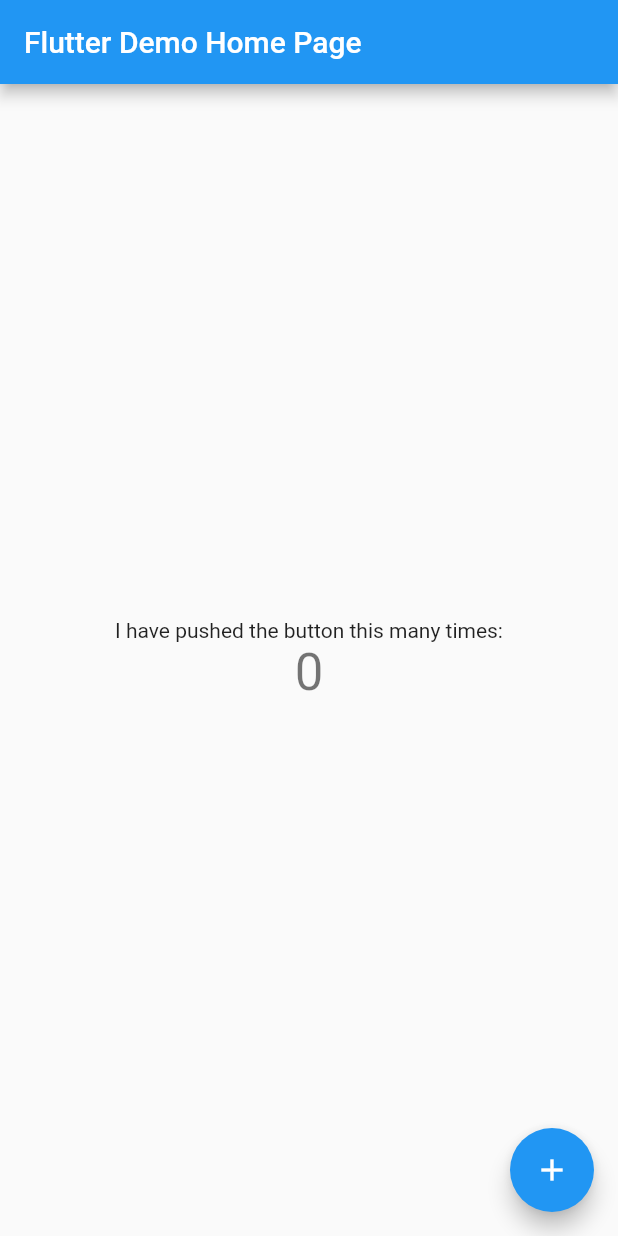
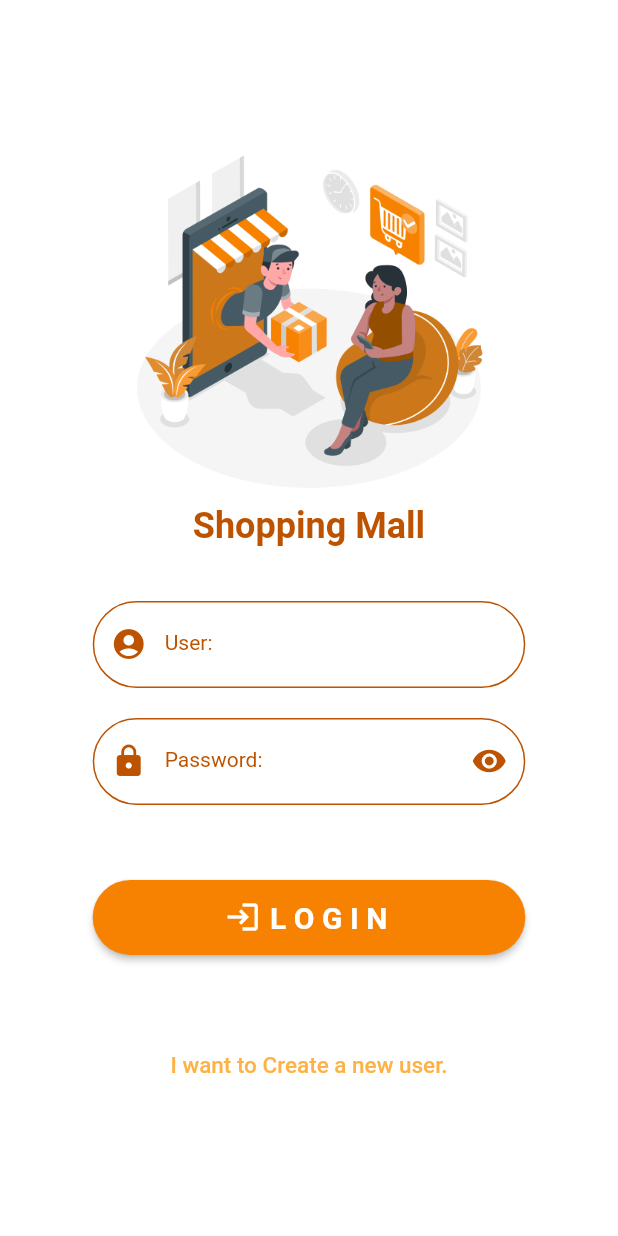
Before and after one commit to seaksanw/shopping_mall, a Flutter app: the screen it shows after launch, on a phone screen of 412 x 824 dp. Run offline on Flutter 3.47's test engine with Material 2 defaults, Android fonts, the phone set to English and light mode, and no system bars; our stand-ins replace form_field_validator.

Commit message:
Start App

```diff
--- a/lib/main.dart
+++ b/lib/main.dart
@@ -1,6 +1,21 @@
 import 'package:flutter/material.dart';
+import 'package:shopping_mall/states/authen.dart';
+import 'package:shopping_mall/states/buyer_service.dart';
+import 'package:shopping_mall/states/create_account.dart';
+import 'package:shopping_mall/states/rider_service.dart';
+import 'package:shopping_mall/states/saler_service.dart';
+import 'package:shopping_mall/utility/my_constant.dart';
 
+final Map<String, WidgetBuilder> sevicePage = {
+  'authen': (BuildContext context) => Authen(),
+  'buyer_service': (context) => BuyerService(),
+  'create_account': (context) => CreateAccount(),
+  'rider_service': (context) => RiderService(),
+  'saler_service': (contex) => SalerService(),
+};
+String? initRoute;
 void main() {
+  initRoute = MyConstant.routeAuthen;
   runApp(MyApp());
 }
 
@@ -9,105 +24,13 @@
   @override
   Widget build(BuildContext context) {
     return MaterialApp(
-      title: 'Shopping Mall',
-      theme: ThemeData(
-        // This is the theme of your application.
-        //
-        // Try running your application with "flutter run". You'll see the
-        // application has a blue toolbar. Then, without quitting the app, try
-        // changing the primarySwatch below to Colors.green and then invoke
-        // "hot reload" (press "r" in the console where you ran "flutter run",
-        // or simply save your changes to "hot reload" in a Flutter IDE).
-        // Notice that the counter didn't reset back to zero; the application
-        // is not restarted.
-        primarySwatch: Colors.blue,
-      ),
-      home: MyHomePage(title: 'Flutter Demo Home Page'),
+      title: MyConstant.appName,
+      routes: sevicePage,
+      initialRoute: initRoute,
+      // theme: ThemeData(
+      //   primarySwatch: Colors.orange,
+      // ),
+      //home: Authen(),
     );
   }
 }
-
-class MyHomePage extends StatefulWidget {
-  MyHomePage({Key? key, required this.title}) : super(key: key);
-
-  // This widget is the home page of your application. It is stateful, meaning
-  // that it has a State object (defined below) that contains fields that affect
-  // how it looks.
-
-  // This class is the configuration for the state. It holds the values (in this
-  // case the title) provided by the parent (in this case the App widget) and
-  // used by the build method of the State. Fields in a Widget subclass are
-  // always marked "final".
-
-  final String title;
-
-  @override
-  _MyHomePageState createState() => _MyHomePageState();
-}
-
-class _MyHomePageState extends State<MyHomePage> {
-  int _counter = 0;
-
-  void _incrementCounter() {
-    setState(() {
-      // This call to setState tells the Flutter framework that something has
-      // changed in this State, which causes it to rerun the build method below
-      // so that the display can reflect the updated values. If we changed
-      // _counter without calling setState(), then the build method would not be
-      // called again, and so nothing would appear to happen.
-      _counter++;
-    });
-  }
-
-  @override
-  Widget build(BuildContext context) {
-    // This method is rerun every time setState is called, for instance as done
-    // by the _incrementCounter method above.
-    //
-    // The Flutter framework has been optimized to make rerunning build methods
-    // fast, so that you can just rebuild anything that needs updating rather
-    // than having to individually change instances of widgets.
-    return Scaffold(
-      appBar: AppBar(
-        // Here we take the value from the MyHomePage object that was created by
-        // the App.build method, and use it to set our appbar title.
-        title: Text(widget.title),
-      ),
-      body: Center(
-        // Center is a layout widget. It takes a single child and positions it
-        // in the middle of the parent.
-        child: Column(
-          // Column is also a layout widget. It takes a list of children and
-          // arranges them vertically. By default, it sizes itself to fit its
-          // children horizontally, and tries to be as tall as its parent.
-          //
-          // Invoke "debug painting" (press "p" in the console, choose the
-          // "Toggle Debug Paint" action from the Flutter Inspector in Android
-          // Studio, or the "Toggle Debug Paint" command in Visual Studio Code)
-          // to see the wireframe for each widget.
-          //
-          // Column has various properties to control how it sizes itself and
-          // how it positions its children. Here we use mainAxisAlignment to
-          // center the children vertically; the main axis here is the vertical
-          // axis because Columns are vertical (the cross axis would be
-          // horizontal).
-          mainAxisAlignment: MainAxisAlignment.center,
-          children: <Widget>[
-            Text(
-              'I have pushed the button this many times:',
-            ),
-            Text(
-              '$_counter',
-              style: Theme.of(context).textTheme.headline4,
-            ),
-          ],
-        ),
-      ),
-      floatingActionButton: FloatingActionButton(
-        onPressed: _incrementCounter,
-        tooltip: 'Increment',
-        child: Icon(Icons.add),
-      ), // This trailing comma makes auto-formatting nicer for build methods.
-    );
-  }
-}
--- /dev/null
+++ b/lib/states/authen.dart
@@ -0,0 +1,217 @@
+import 'package:flutter/material.dart';
+import 'package:form_field_validator/form_field_validator.dart';
+import 'package:shopping_mall/states/create_account.dart';
+import 'package:shopping_mall/utility/my_constant.dart';
+import 'package:shopping_mall/widgets/show_image.dart';
+import 'package:shopping_mall/widgets/show_title.dart';
+
+class Authen extends StatefulWidget {
+  const Authen({Key? key}) : super(key: key);
+
+  @override
+  _AuthenState createState() => _AuthenState();
+}
+
+class _AuthenState extends State<Authen> {
+  bool readEyeStatus = true;
+  final formKey = GlobalKey<FormState>();
+  String? userStr, passwordStr;
+  Widget showLogo() {
+    return ShowImage(pathImage: MyConstant.image4);
+  }
+
+  Widget showAppName() {
+    return ShowTitle(
+        title: MyConstant.appName, textStyle: MyConstant().h1Style());
+  }
+
+  Widget showField(double size) {
+    return Container(
+      margin: EdgeInsets.only(top: 16),
+      width: size,
+      child: Form(
+        key: formKey,
+        child: Column(
+          children: [
+            userField(),
+            SizedBox(
+              height: 20,
+            ),
+            passwordField(),
+          ],
+        ),
+      ),
+    );
+  }
+
+  Widget userField() {
+    return TextFormField(
+      style: TextStyle(color: MyConstant.primary, fontSize: 15),
+      decoration: InputDecoration(
+        prefixIcon: Icon(
+          Icons.account_circle,
+          color: MyConstant.dark,
+        ),
+        enabledBorder: OutlineInputBorder(
+          borderSide: BorderSide(color: MyConstant.dark),
+          borderRadius: BorderRadius.circular(30),
+        ),
+        focusedBorder: OutlineInputBorder(
+          borderSide: BorderSide(color: MyConstant.light),
+          borderRadius: BorderRadius.circular(30),
+        ),
+        errorBorder: OutlineInputBorder(
+          borderSide: BorderSide(color: MyConstant.light),
+          borderRadius: BorderRadius.circular(30),
+        ),
+        focusedErrorBorder: OutlineInputBorder(
+          borderSide: BorderSide(color: MyConstant.light),
+          borderRadius: BorderRadius.circular(30),
+        ),
+        // icon: Icon(
+        //   Icons.face,
+        //   size: 36,
+        //   color: MyConstant.dark,
+        // ),
+        labelText: 'User:',
+        labelStyle: MyConstant().h3Style(),
+        hintText: 'Enter user account',
+        hintStyle: TextStyle(color: MyConstant.light, fontSize: 15),
+      ),
+      validator: RequiredValidator(errorText: 'ต้องใส่ข้อมูล'),
+      onSaved: (value) {
+        userStr = value;
+      },
+    );
+  }
+
+  Widget passwordField() {
+    return TextFormField(
+      style: TextStyle(color: MyConstant.primary, fontSize: 15),
+      obscureText: readEyeStatus,
+      decoration: InputDecoration(
+        prefixIcon: Icon(
+          Icons.lock,
+          color: MyConstant.dark,
+        ),
+        suffixIcon: IconButton(
+          icon: readEyeStatus
+              ? Icon(
+                  Icons.remove_red_eye,
+                  color: MyConstant.dark,
+                )
+              : Icon(
+                  Icons.remove_red_eye_outlined,
+                  color: MyConstant.dark,
+                ),
+          onPressed: () {
+            setState(() {
+              readEyeStatus = !readEyeStatus;
+            });
+          },
+        ),
+        enabledBorder: OutlineInputBorder(
+          borderSide: BorderSide(color: MyConstant.dark),
+          borderRadius: BorderRadius.circular(30),
+        ),
+        focusedBorder: OutlineInputBorder(
+          borderSide: BorderSide(color: MyConstant.light),
+          borderRadius: BorderRadius.circular(30),
+        ),
+        errorBorder: OutlineInputBorder(
+          borderSide: BorderSide(color: MyConstant.light),
+          borderRadius: BorderRadius.circular(30),
+        ),
+        focusedErrorBorder: OutlineInputBorder(
+          borderSide: BorderSide(color: MyConstant.light),
+          borderRadius: BorderRadius.circular(30),
+        ),
+        // icon: Icon(
+        //   Icons.lock,
+        //   size: 36,
+        //   color: MyConstant.dark,
+        // ),
+        labelText: 'Password:',
+        labelStyle: MyConstant().h3Style(),
+        hintText: 'Enter your password',
+        hintStyle: TextStyle(color: MyConstant.light, fontSize: 15),
+      ),
+      validator: RequiredValidator(errorText: 'ต้องใส่ข้อมูล'),
+      onSaved: (value) {
+        passwordStr = value;
+      },
+    );
+  }
+
+  Widget loginButton(double size) {
+    return Container(
+      margin: EdgeInsets.symmetric(vertical: 50),
+      width: size,
+      height: 50,
+      child: ElevatedButton.icon(
+        icon: Icon(Icons.login),
+        label: Text(
+          'L O G I N',
+        ),
+        style: MyConstant().myButtonStyle(),
+        onPressed: () {
+          if (formKey.currentState!.validate()) {
+            formKey.currentState!.save();
+            print('USER : $userStr  ,   PASSWORD : $passwordStr');
+          }
+        },
+      ),
+    );
+  }
+
+  Widget createNewAccButton() {
+    return TextButton(
+      child: Text(
+        'I want to Create a new user.',
+        style: TextStyle(color: MyConstant.light, fontSize: 15),
+      ),
+      onPressed: () {
+        MaterialPageRoute materialPageRoute =
+            MaterialPageRoute(builder: (context) {
+          return CreateAccount();
+        });
+        Navigator.of(context).push(materialPageRoute);
+        print('Authen page : ----> Creat new account was pressed.');
+      },
+    );
+  }
+
+  @override
+  Widget build(BuildContext context) {
+    double size = MediaQuery.of(context).size.width * 0.7;
+    return Scaffold(
+      body: GestureDetector(
+        onTap: () => FocusScope.of(context).requestFocus(FocusNode()),
+        child: Container(
+          color: Colors.white,
+          child: Center(
+            child: SingleChildScrollView(
+              child: Column(
+                mainAxisSize: MainAxisSize.min,
+                children: [
+                  showLogo(),
+                  showAppName(),
+                  SizedBox(
+                    height: 20,
+                  ),
+                  showField(size),
+                  loginButton(size),
+                  createNewAccButton(),
+                ],
+              ),
+            ),
+          ),
+        ),
+      ),
+      // floatingActionButton: FloatingActionButton(
+      //   child: Text('LOGIN'),
+      //   onPressed: () {},
+      // ),
+    );
+  }
+}
--- /dev/null
+++ b/lib/states/buyer_service.dart
@@ -0,0 +1,22 @@
+import 'package:flutter/material.dart';
+
+class BuyerService extends StatefulWidget {
+  const BuyerService({Key? key}) : super(key: key);
+
+  @override
+  _BuyerServiceState createState() => _BuyerServiceState();
+}
+
+class _BuyerServiceState extends State<BuyerService> {
+  @override
+  Widget build(BuildContext context) {
+    return Scaffold(
+      appBar: AppBar(
+        title: Text('ลูกค้า'),
+      ),
+      body: Container(
+        child: Text('ส่วนของผู้ซื้อ'),
+      ),
+    );
+  }
+}
--- /dev/null
+++ b/lib/states/create_account.dart
@@ -0,0 +1,24 @@
+import 'package:flutter/material.dart';
+import 'package:shopping_mall/utility/my_constant.dart';
+
+class CreateAccount extends StatefulWidget {
+  const CreateAccount({Key? key}) : super(key: key);
+
+  @override
+  _CreateAccountState createState() => _CreateAccountState();
+}
+
+class _CreateAccountState extends State<CreateAccount> {
+  @override
+  Widget build(BuildContext context) {
+    return Scaffold(
+      appBar: AppBar(
+        backgroundColor: MyConstant.dark,
+        title: Text('ลงทะเบียนสมัคร'),
+      ),
+      body: Container(
+        child: Text('กรอกข้อมูลเพื่อสมัคร'),
+      ),
+    );
+  }
+}
--- /dev/null
+++ b/lib/states/rider_service.dart
@@ -0,0 +1,22 @@
+import 'package:flutter/material.dart';
+
+class RiderService extends StatefulWidget {
+  const RiderService({Key? key}) : super(key: key);
+
+  @override
+  _RiderServiceState createState() => _RiderServiceState();
+}
+
+class _RiderServiceState extends State<RiderService> {
+  @override
+  Widget build(BuildContext context) {
+    return Scaffold(
+      appBar: AppBar(
+        title: Text('พนักงานส่ง'),
+      ),
+      body: Container(
+        child: Text('ส่วนของพนักงานส่ง'),
+      ),
+    );
+  }
+}
--- /dev/null
+++ b/lib/states/saler_service.dart
@@ -0,0 +1,20 @@
+import 'package:flutter/material.dart';
+
+class SalerService extends StatefulWidget {
+  const SalerService({Key? key}) : super(key: key);
+
+  @override
+  _SalerServiceState createState() => _SalerServiceState();
+}
+
+class _SalerServiceState extends State<SalerService> {
+  @override
+  Widget build(BuildContext context) {
+    return Scaffold(
+      appBar: AppBar(
+        title: Text('ผู้ขาย'),
+      ),
+      body: Container(child: Text('ส่วนของผู้ขาย')),
+    );
+  }
+}
--- /dev/null
+++ b/lib/utility/my_constant.dart
@@ -0,0 +1,34 @@
+import 'package:flutter/material.dart';
+
+class MyConstant {
+  static String appName = 'Shopping Mall';
+
+  static String routeAuthen = 'authen';
+  static String routeBuyerService = 'buyer_service';
+  static String routeCreateAccount = 'create_account';
+  static String routeRiderService = 'rider_service';
+  static String routeSalerService = 'saler_service';
+
+  static String image1 = 'assets/images/image1.png';
+  static String image2 = 'assets/images/image2.png';
+  static String image3 = 'assets/images/image3.png';
+  static String image4 = 'assets/images/image4.png';
+  static String image5 = 'assets/images/shopping-cart.png';
+
+  static Color primary = Color(0xfff78100);
+  static Color light = Color(0xffffb243);
+  static Color dark = Color(0xffbd5300);
+
+  TextStyle h1Style() =>
+      TextStyle(fontSize: 24, color: dark, fontWeight: FontWeight.bold);
+  TextStyle h2Style() =>
+      TextStyle(fontSize: 18, color: dark, fontWeight: FontWeight.w700);
+  TextStyle h3Style() =>
+      TextStyle(fontSize: 14, color: dark, fontWeight: FontWeight.normal);
+
+  ButtonStyle myButtonStyle() => ElevatedButton.styleFrom(
+        shape: RoundedRectangleBorder(borderRadius: BorderRadius.circular(30)),
+        primary: MyConstant.primary,
+        textStyle: TextStyle(fontWeight: FontWeight.bold, fontSize: 20),
+      );
+}
--- /dev/null
+++ b/lib/widgets/show_image.dart
@@ -0,0 +1,14 @@
+import 'package:flutter/material.dart';
+
+class ShowImage extends StatelessWidget {
+  final String pathImage;
+  const ShowImage({Key? key, required this.pathImage}) : super(key: key);
+
+  @override
+  Widget build(BuildContext context) {
+    return Container(
+      width: MediaQuery.of(context).size.width * 0.6,
+      child: Image.asset(pathImage),
+    );
+  }
+}
--- /dev/null
+++ b/lib/widgets/show_title.dart
@@ -0,0 +1,16 @@
+import 'package:flutter/material.dart';
+
+class ShowTitle extends StatelessWidget {
+  final String title;
+  final TextStyle textStyle;
+  const ShowTitle({Key? key, required this.title, required this.textStyle})
+      : super(key: key);
+
+  @override
+  Widget build(BuildContext context) {
+    return Text(
+      title,
+      style: textStyle,
+    );
+  }
+}
```
Also changed, not shown: pubspec.yaml (+4 -6 lines), assets/images/image1.png (added), assets/images/image2.png (added), assets/images/image3.png (added), assets/images/image4.png (added), assets/images/shopping-cart.png (added), pubspec.lock.
